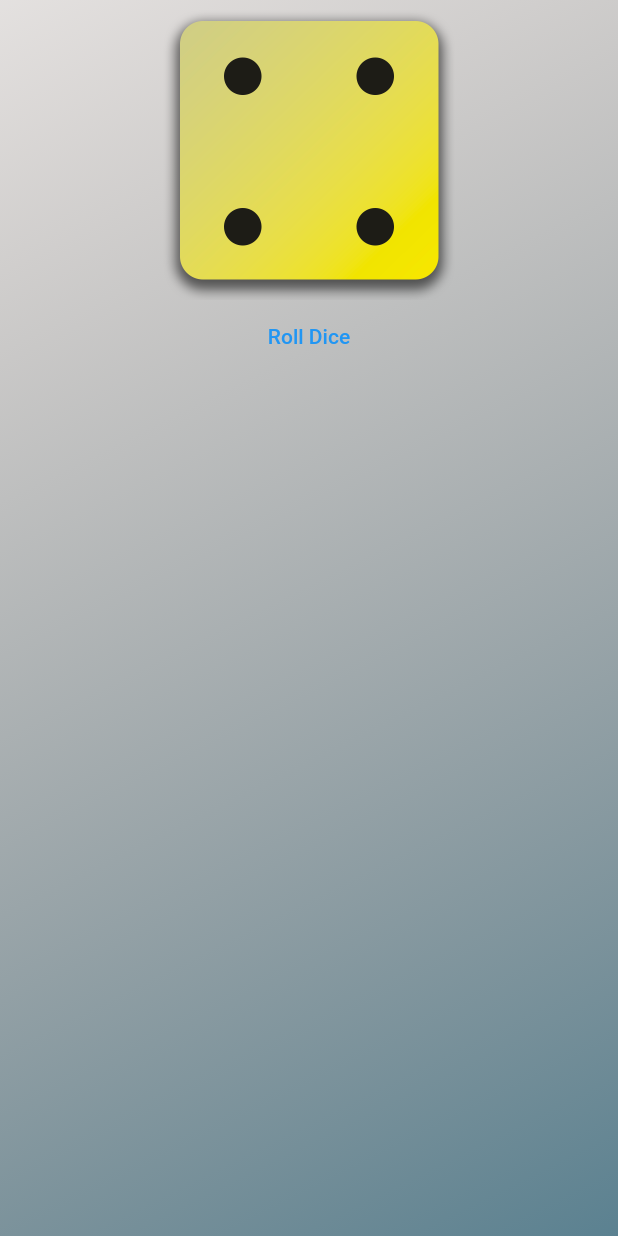
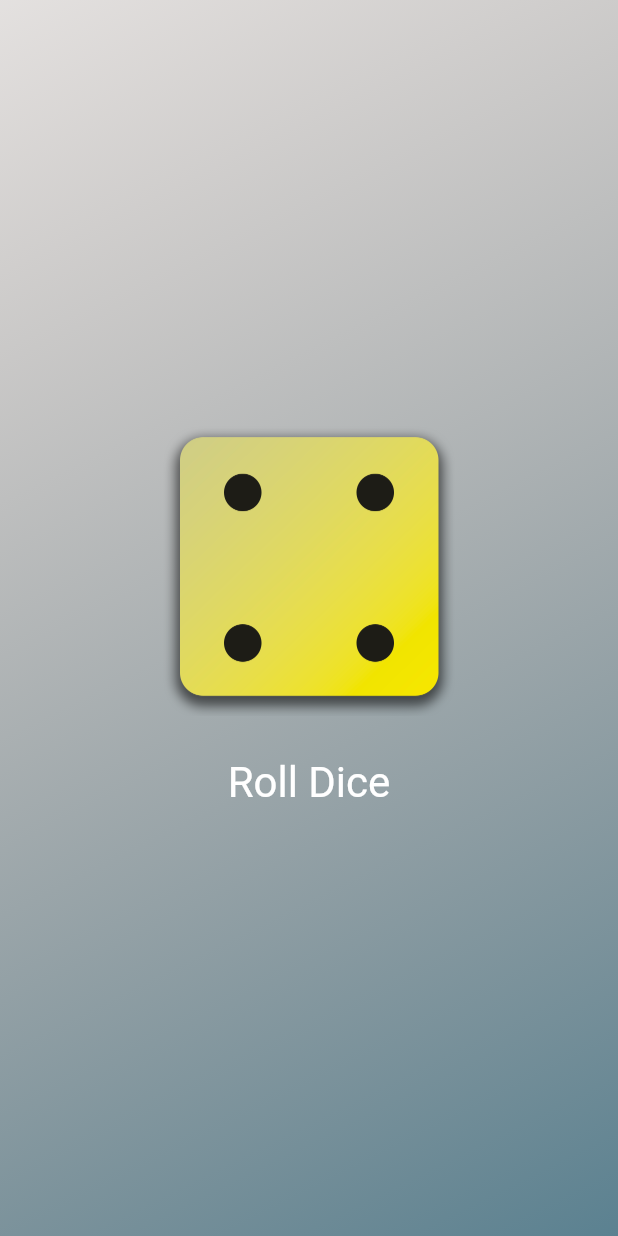
Before and after one commit to homebrew-coding-club/flutter-and-dart, a Flutter app: the screen it shows after launch, on a phone screen of 412 x 824 dp. Run offline on Flutter 3.47's test engine with Material 2 defaults, Android fonts, the phone set to English and light mode, and no system bars.

Commit message:
styling button

```diff
--- a/lib/gradient_container.dart
+++ b/lib/gradient_container.dart
@@ -13,9 +13,7 @@ class GradientContainer extends StatelessWidget {
   final Color color1;
   final Color color2;
 
-  void rollDice() {
-
-  }
+  void rollDice() {}
 
   @override
   Widget build(context) {
@@ -29,9 +27,19 @@ class GradientContainer extends StatelessWidget {
       ),
       child: Center(
         child: Column(
+          mainAxisSize: MainAxisSize.min,
           children: [
             Image.asset('assets/images/dice-4.png', width: 200),
-            TextButton(onPressed: rollDice, child: const Text('Roll Dice'))
+            const SizedBox(height: 20),
+            TextButton(
+                onPressed: rollDice,
+                style: TextButton.styleFrom(
+                    // padding: const EdgeInsets.only(top: 20),
+                    foregroundColor: Colors.white,
+                    textStyle: const TextStyle(
+                      fontSize: 28,
+                    )),
+                child: const Text('Roll Dice'))
           ],
         ),
       ),
```
